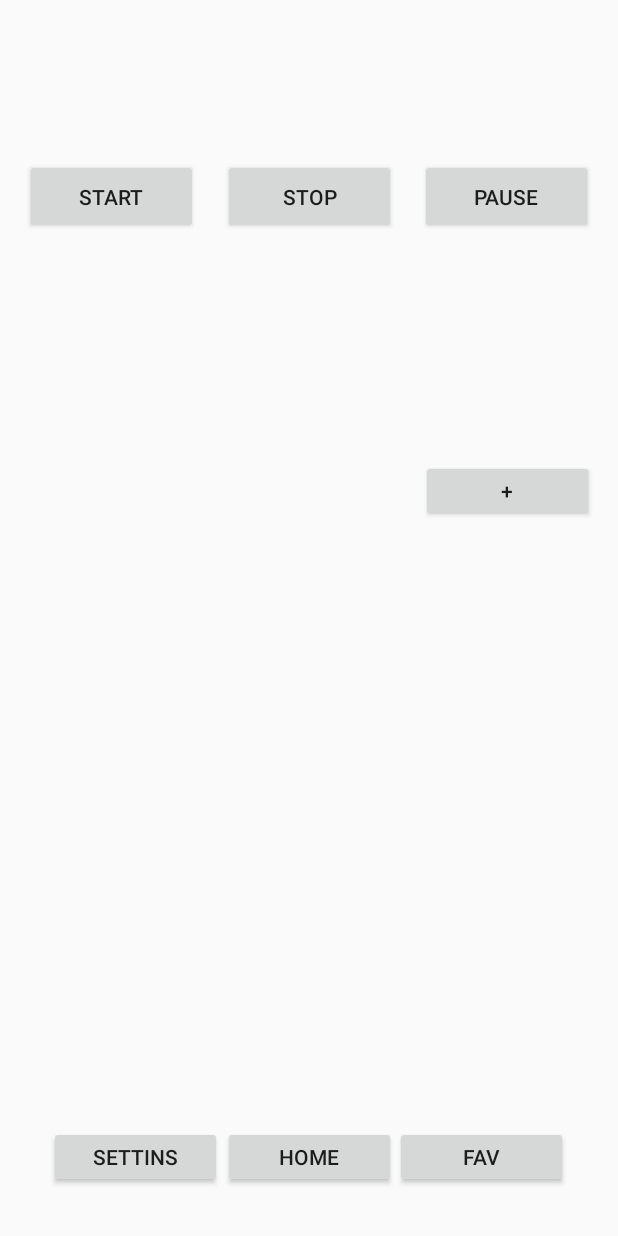
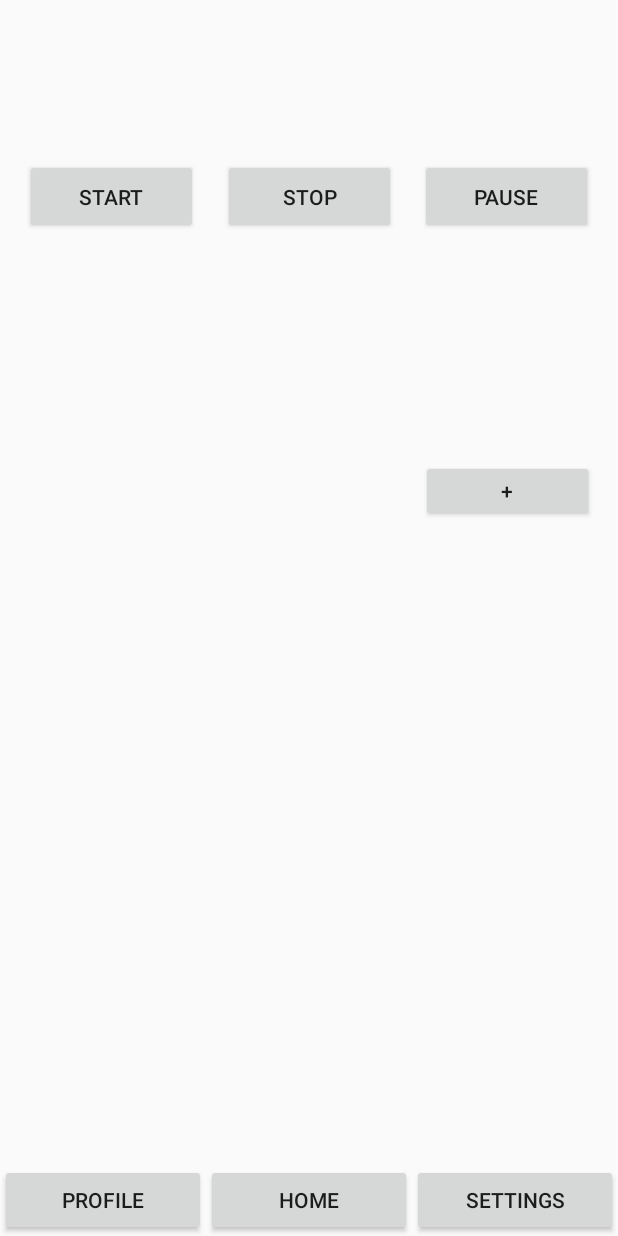
Before and after one commit to Vincmuk/MobilProgGruppe16, an Android app built with Jetpack Compose: the screen it shows after launch (MainActivity), on a phone screen of 412 x 824 dp. Run offline under Robolectric (Android 15) with nearby library versions, the phone set to English and light mode, and no system bars; our stand-ins replace androidx.preference; libraries missing offline, so code that uses them is left out: timerx.buildTimer; 3 statements that could not run were skipped.

Commit message:
Navigation

```diff
--- a/app/build.gradle.kts
+++ b/app/build.gradle.kts
@@ -65,6 +65,8 @@ dependencies {
     implementation("androidx.compose.material3:material3:1.1.2")
     implementation("androidx.appcompat:appcompat:1.6.1")
     implementation("androidx.constraintlayout:constraintlayout:2.1.4")
+    implementation("androidx.preference:preference:1.2.0")
+    implementation("androidx.preference:preference-ktx:1.2.1")
     testImplementation("junit:junit:4.13.2")
     androidTestImplementation("androidx.test.ext:junit:1.1.5")
     androidTestImplementation("androidx.test.espresso:espresso-core:3.5.1")
--- a/app/src/main/java/com/example/pomodorotimer/MainActivity.kt
+++ b/app/src/main/java/com/example/pomodorotimer/MainActivity.kt
@@ -1,93 +1,46 @@
 package com.example.pomodorotimer
 
-import android.annotation.SuppressLint
 import android.os.Bundle
-import android.os.CountDownTimer
-import android.util.Log
-import android.widget.TextView
-import android.widget.Toast
-import androidx.activity.compose.setContent
-import androidx.annotation.StringRes
+import android.widget.Button
 import androidx.appcompat.app.AppCompatActivity
-import androidx.compose.material.icons.Icons
-import androidx.compose.material.icons.filled.Create
-import androidx.compose.material.icons.filled.DateRange
-import androidx.compose.material.icons.filled.Home
-import androidx.compose.runtime.Composable
-import androidx.compose.ui.graphics.vector.ImageVector
-import androidx.compose.ui.tooling.preview.Preview
-import com.example.pomodorotimer.ui.theme.PomodoroTimerTheme
-import timerx.Timer
-import timerx.buildTimer
-import java.util.concurrent.TimeUnit
-
 
 class MainActivity : AppCompatActivity() {
+    private val timerFragment = TimerFragment()
+    private val settingsFragment = SettingsFragment()
+
     override fun onCreate(savedInstanceState: Bundle?) {
         super.onCreate(savedInstanceState)
-        setContent {
-            PomodoroTimerTheme {
-                Myapp()
-            }
+        setContentView(R.layout.activity_main)
+
+        // Set the initial fragment (com.example.pomodorotimer.TimerFragment)
+        supportFragmentManager.beginTransaction()
+            .replace(R.id.fragment_container, timerFragment)
+            .commit()
+
+        // Find the navigation buttons
+        val homeButton = findViewById<Button>(R.id.button_home)
+        val settingsButton = findViewById<Button>(R.id.button_settings)
+        val profileButton = findViewById<Button>(R.id.button_profile)
+
+        // Set click listeners to navigate to the corresponding fragments
+        homeButton.setOnClickListener {
+            supportFragmentManager.beginTransaction()
+                .replace(R.id.fragment_container, timerFragment)
+                .commit()
         }
 
-        setContentView(R.layout.activity_main)
-
-
-        val text_time = findViewById<TextView>(R.id.text_time)
-        val btn_start = findViewById<TextView>(R.id.btn_start)
-        val btn_stop = findViewById<TextView>(R.id.btn_stop)
-        val btn_pause = findViewById<TextView>(R.id.btn_pause)
-        val btn_addtask = findViewById<TextView>(R.id.btn_addtask)
-        val btn_addtask2 = findViewById<TextView>(R.id.btn_addtask2)
-        val btn_addtask3 = findViewById<TextView>(R.id.btn_addtask3)
-        val btn_addtask4 = findViewById<TextView>(R.id.btn_addtask4)
-
-
-
-        var cTimer: CountDownTimer? = null
-        lateinit var timer: Timer
-
-        timer = buildTimer {
-            startFormat("MM:SS:L")
-            startTime(15, TimeUnit.MINUTES)
-            useExactDelay(true)
-            onTick { millis, formattedTime ->
-                text_time.text = formattedTime
-                Log.i("Timer", "Remainingtime = $millis")
-            }
-            onFinish {
-                showToast("Finished!")
-            }
+        settingsButton.setOnClickListener {
+            supportFragmentManager.beginTransaction()
+                .replace(R.id.fragment_container, settingsFragment)
+                .commit()
         }
 
-        text_time.text = timer.formattedStartTime
-
-        btn_start.setOnClickListener { timer.start() }
-        btn_stop.setOnClickListener {
-            timer.stop()
-            timer.setTime(15, TimeUnit.MINUTES)
-            text_time.text = timer.remainingFormattedTime
-        }
-        btn_pause.setOnClickListener { timer.stop() }
-
-
-
-
-    }
-
-    private fun showToast(text: String) {
-        Toast.makeText(this, text, Toast.LENGTH_SHORT).show()
-    }
-
-    @Preview()
-    @Composable
-    fun GreetingPreview() {
-        PomodoroTimerTheme {
-            Myapp()
+        profileButton.setOnClickListener {
+            // Navigate to the ProfileFragment (replace with your actual ProfileFragment)
+            // For example:
+            // supportFragmentManager.beginTransaction()
+            //     .replace(R.id.fragment_container, profileFragment)
+            //     .commit()
         }
     }
-
-
-
 }
--- /dev/null
+++ b/app/src/main/java/com/example/pomodorotimer/SettingsFragment.kt
@@ -0,0 +1,11 @@
+package com.example.pomodorotimer
+
+import android.os.Bundle
+import androidx.preference.PreferenceFragmentCompat
+
+class SettingsFragment : PreferenceFragmentCompat() {
+
+    override fun onCreatePreferences(savedInstanceState: Bundle?, rootKey: String?) {
+        setPreferencesFromResource(R.xml.root_preferences, rootKey)
+    }
+}
--- /dev/null
+++ b/app/src/main/java/com/example/pomodorotimer/TimerFragment.kt
@@ -0,0 +1,64 @@
+package com.example.pomodorotimer
+import android.os.Bundle
+import android.os.CountDownTimer
+import android.util.Log
+import android.view.LayoutInflater
+import android.view.View
+import android.view.ViewGroup
+import android.widget.TextView
+import android.widget.Toast
+import androidx.fragment.app.Fragment
+import timerx.Timer
+import timerx.buildTimer
+import java.util.concurrent.TimeUnit
+
+class TimerFragment : Fragment() {
+    private lateinit var text_time: TextView
+    private lateinit var btn_start: TextView
+    private lateinit var btn_stop: TextView
+    private lateinit var btn_pause: TextView
+
+    override fun onCreateView(
+        inflater: LayoutInflater, container: ViewGroup?,
+        savedInstanceState: Bundle?
+    ): View? {
+        val view = inflater.inflate(R.layout.fragment_timer, container, false)
+
+        text_time = view.findViewById(R.id.text_time)
+        btn_start = view.findViewById(R.id.btn_start)
+        btn_stop = view.findViewById(R.id.btn_stop)
+        btn_pause = view.findViewById(R.id.btn_pause)
+
+        var cTimer: CountDownTimer? = null
+        lateinit var timer: Timer
+
+        timer = buildTimer {
+            startFormat("MM:SS:L")
+            startTime(15, TimeUnit.MINUTES)
+            useExactDelay(true)
+            onTick { millis, formattedTime ->
+                text_time.text = formattedTime
+                Log.i("Timer", "Remainingtime = $millis")
+            }
+            onFinish {
+                showToast("Finished!")
+            }
+        }
+
+        text_time.text = timer.formattedStartTime
+
+        btn_start.setOnClickListener { timer.start() }
+        btn_stop.setOnClickListener {
+            timer.stop()
+            timer.setTime(15, TimeUnit.MINUTES)
+            text_time.text = timer.remainingFormattedTime
+        }
+        btn_pause.setOnClickListener { timer.stop() }
+
+        return view
+    }
+
+    private fun showToast(text: String) {
+        Toast.makeText(requireContext(), text, Toast.LENGTH_SHORT).show()
+    }
+}
--- a/app/src/main/res/layout/activity_main.xml
+++ b/app/src/main/res/layout/activity_main.xml
@@ -1,97 +1,53 @@
-<?xml version="1.0" encoding="utf-8"?>
-<LinearLayout xmlns:android="http://schemas.android.com/apk/res/android"
+<!-- activity_main.xml -->
+<RelativeLayout xmlns:android="http://schemas.android.com/apk/res/android"
     xmlns:app="http://schemas.android.com/apk/res-auto"
     xmlns:tools="http://schemas.android.com/tools"
     android:layout_width="match_parent"
     android:layout_height="match_parent"
     android:orientation="vertical">
 
-    <androidx.constraintlayout.widget.ConstraintLayout
+	<FrameLayout
+		android:id="@+id/fragment_container"
+		android:layout_width="match_parent"
+		android:layout_height="match_parent"
+		android:layout_above="@+id/bottom_navigation"
+		app:layout_constraintBottom_toTopOf="@+id/bottom_navigation"
+		app:layout_constraintTop_toTopOf="parent" />
+
+	<androidx.compose.ui.platform.ComposeView
+        android:id="@+id/bottom_navigation"
         android:layout_width="match_parent"
-        android:layout_height="match_parent">
+        android:layout_height="wrap_content"
+        android:layout_alignParentBottom="true" />
 
-        <Button
-            android:id="@+id/btn_addtask2"
-            android:layout_width="115dp"
-            android:layout_height="41dp"
-            android:layout_marginBottom="32dp"
-            android:text="Home"
-            app:layout_constraintBottom_toBottomOf="parent"
-            app:layout_constraintEnd_toEndOf="parent"
-            app:layout_constraintStart_toStartOf="parent" />
+	<LinearLayout
+        android:id="@+id/navigation_buttons"
+        android:layout_width="match_parent"
+        android:layout_height="wrap_content"
+        android:layout_above="@+id/bottom_navigation"
+        android:orientation="horizontal"
+        android:gravity="center">
 
-        <Button
-            android:id="@+id/btn_addtask3"
-            android:layout_width="115dp"
-            android:layout_height="41dp"
-            android:layout_marginBottom="32dp"
-            android:text="Fav"
-            app:layout_constraintBottom_toBottomOf="parent"
-            app:layout_constraintEnd_toEndOf="parent"
-            app:layout_constraintHorizontal_bias="0.888"
-            app:layout_constraintStart_toStartOf="parent" />
+		<Button
+            android:id="@+id/button_profile"
+            android:layout_width="0dp"
+            android:layout_height="wrap_content"
+            android:layout_weight="1"
+            android:text="Profile" />
 
-        <Button
-            android:id="@+id/btn_addtask4"
-            android:layout_width="115dp"
-            android:layout_height="41dp"
-            android:layout_marginBottom="32dp"
-            android:text="Settins"
-            app:layout_constraintBottom_toBottomOf="parent"
-            app:layout_constraintEnd_toEndOf="parent"
-            app:layout_constraintHorizontal_bias="0.111"
-            app:layout_constraintStart_toStartOf="parent" />
+		<Button
+            android:id="@+id/button_home"
+            android:layout_width="0dp"
+            android:layout_height="wrap_content"
+            android:layout_weight="1"
+            android:text="Home" />
 
-        <Button
-            android:id="@+id/btn_start"
-            android:layout_width="115dp"
-            android:layout_height="50dp"
-            android:layout_marginTop="25dp"
-            android:text="Start"
-            app:layout_constraintEnd_toStartOf="@+id/btn_stop"
-            app:layout_constraintStart_toStartOf="parent"
-            app:layout_constraintTop_toBottomOf="@+id/text_time" />
+		<Button
+            android:id="@+id/button_settings"
+            android:layout_width="0dp"
+            android:layout_height="wrap_content"
+            android:layout_weight="1"
+            android:text="Settings" />
 
-        <Button
-            android:id="@+id/btn_stop"
-            android:layout_width="115dp"
-            android:layout_height="50dp"
-            android:layout_marginTop="25dp"
-            android:text="Stop"
-            app:layout_constraintEnd_toStartOf="@+id/btn_pause"
-            app:layout_constraintStart_toEndOf="@+id/btn_start"
-            app:layout_constraintTop_toBottomOf="@+id/text_time" />
-
-        <Button
-            android:id="@+id/btn_pause"
-            android:layout_width="115dp"
-            android:layout_height="50dp"
-            android:layout_marginTop="25dp"
-            android:text="Pause"
-            app:layout_constraintEnd_toEndOf="parent"
-            app:layout_constraintStart_toEndOf="@+id/btn_stop"
-            app:layout_constraintTop_toBottomOf="@+id/text_time" />
-
-        <Button
-            android:id="@+id/btn_addtask"
-            android:layout_width="115dp"
-            android:layout_height="41dp"
-            android:layout_marginBottom="476dp"
-            android:text="+"
-            app:layout_constraintBottom_toBottomOf="parent"
-            app:layout_constraintEnd_toEndOf="parent"
-            app:layout_constraintHorizontal_bias="0.945"
-            app:layout_constraintStart_toStartOf="parent" />
-
-        <TextView
-            android:id="@+id/text_time"
-            android:layout_width="wrap_content"
-            android:layout_height="wrap_content"
-            android:textSize="60sp"
-            app:layout_constraintEnd_toEndOf="parent"
-            app:layout_constraintStart_toStartOf="parent"
-            app:layout_constraintTop_toTopOf="parent" />
-
-    </androidx.constraintlayout.widget.ConstraintLayout>
-
-</LinearLayout>
+	</LinearLayout>
+</RelativeLayout>
--- /dev/null
+++ b/app/src/main/res/layout/fragment_timer.xml
@@ -0,0 +1,65 @@
+<?xml version="1.0" encoding="utf-8"?>
+<LinearLayout xmlns:android="http://schemas.android.com/apk/res/android"
+    xmlns:app="http://schemas.android.com/apk/res-auto"
+    xmlns:tools="http://schemas.android.com/tools"
+    android:layout_width="match_parent"
+    android:layout_height="match_parent"
+    android:orientation="vertical">
+
+	<androidx.constraintlayout.widget.ConstraintLayout
+        android:layout_width="match_parent"
+        android:layout_height="match_parent">
+
+		<Button
+            android:id="@+id/btn_start"
+            android:layout_width="115dp"
+            android:layout_height="50dp"
+            android:layout_marginTop="25dp"
+            android:text="Start"
+            app:layout_constraintEnd_toStartOf="@+id/btn_stop"
+            app:layout_constraintStart_toStartOf="parent"
+            app:layout_constraintTop_toBottomOf="@+id/text_time" />
+
+		<Button
+            android:id="@+id/btn_stop"
+            android:layout_width="115dp"
+            android:layout_height="50dp"
+            android:layout_marginTop="25dp"
+            android:text="Stop"
+            app:layout_constraintEnd_toStartOf="@+id/btn_pause"
+            app:layout_constraintStart_toEndOf="@+id/btn_start"
+            app:layout_constraintTop_toBottomOf="@+id/text_time" />
+
+		<Button
+            android:id="@+id/btn_pause"
+            android:layout_width="115dp"
+            android:layout_height="50dp"
+            android:layout_marginTop="25dp"
+            android:text="Pause"
+            app:layout_constraintEnd_toEndOf="parent"
+            app:layout_constraintStart_toEndOf="@+id/btn_stop"
+            app:layout_constraintTop_toBottomOf="@+id/text_time" />
+
+		<Button
+            android:id="@+id/btn_addtask"
+            android:layout_width="115dp"
+            android:layout_height="41dp"
+            android:layout_marginBottom="476dp"
+            android:text="+"
+            app:layout_constraintBottom_toBottomOf="parent"
+            app:layout_constraintEnd_toEndOf="parent"
+            app:layout_constraintHorizontal_bias="0.945"
+            app:layout_constraintStart_toStartOf="parent" />
+
+		<TextView
+            android:id="@+id/text_time"
+            android:layout_width="wrap_content"
+            android:layout_height="wrap_content"
+            android:textSize="60sp"
+            app:layout_constraintEnd_toEndOf="parent"
+            app:layout_constraintStart_toStartOf="parent"
+            app:layout_constraintTop_toTopOf="parent" />
+
+	</androidx.constraintlayout.widget.ConstraintLayout>
+
+</LinearLayout>
--- /dev/null
+++ b/app/src/main/res/values/arrays.xml
@@ -0,0 +1,12 @@
+<resources>
+    <!-- Reply Preference -->
+    <string-array name="reply_entries">
+        <item>Reply</item>
+        <item>Reply to all</item>
+    </string-array>
+
+    <string-array name="reply_values">
+        <item>reply</item>
+        <item>reply_all</item>
+    </string-array>
+</resources>
--- a/app/src/main/res/values/strings.xml
+++ b/app/src/main/res/values/strings.xml
@@ -6,4 +6,20 @@
     <string name="profil" translatable="false">Profil</string>
     <string name="favourites" translatable="false">Fav</string>
     <string name="logg_inn" translatable="false">Logg inn</string>
+    <!-- TODO: Remove or change this placeholder text -->
+    <string name="hello_blank_fragment">Hello blank fragment</string>
+    <!-- Preference Titles -->
+    <string name="messages_header">Messages</string>
+    <string name="sync_header">Sync</string>
+
+    <!-- Messages Preferences -->
+    <string name="signature_title">Your signature</string>
+    <string name="reply_title">Default reply action</string>
+
+    <!-- Sync Preferences -->
+    <string name="sync_title">Sync email periodically</string>
+    <string name="attachment_title">Download incoming attachments</string>
+    <string name="attachment_summary_on">Automatically download attachments for incoming emails
+    </string>
+    <string name="attachment_summary_off">Only download attachments when manually requested</string>
 </resources>
--- /dev/null
+++ b/app/src/main/res/xml/root_preferences.xml
@@ -0,0 +1,35 @@
+<PreferenceScreen xmlns:app="http://schemas.android.com/apk/res-auto">
+
+    <PreferenceCategory app:title="@string/messages_header">
+
+        <EditTextPreference
+            app:key="signature"
+            app:title="@string/signature_title"
+            app:useSimpleSummaryProvider="true" />
+
+        <ListPreference
+            app:defaultValue="reply"
+            app:entries="@array/reply_entries"
+            app:entryValues="@array/reply_values"
+            app:key="reply"
+            app:title="@string/reply_title"
+            app:useSimpleSummaryProvider="true" />
+
+    </PreferenceCategory>
+
+    <PreferenceCategory app:title="@string/sync_header">
+
+        <SwitchPreferenceCompat
+            app:key="sync"
+            app:title="@string/sync_title" />
+
+        <SwitchPreferenceCompat
+            app:dependency="sync"
+            app:key="attachment"
+            app:summaryOff="@string/attachment_summary_off"
+            app:summaryOn="@string/attachment_summary_on"
+            app:title="@string/attachment_title" />
+
+    </PreferenceCategory>
+
+</PreferenceScreen>
```
Also changed, not shown: app/src/main/java/com/example/pomodorotimer/MyApp.kt (+1 -21 lines).
